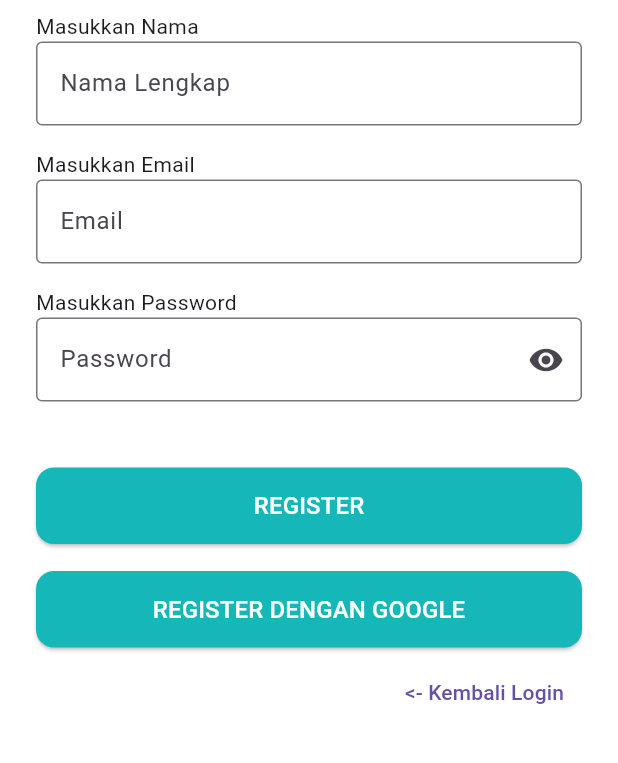
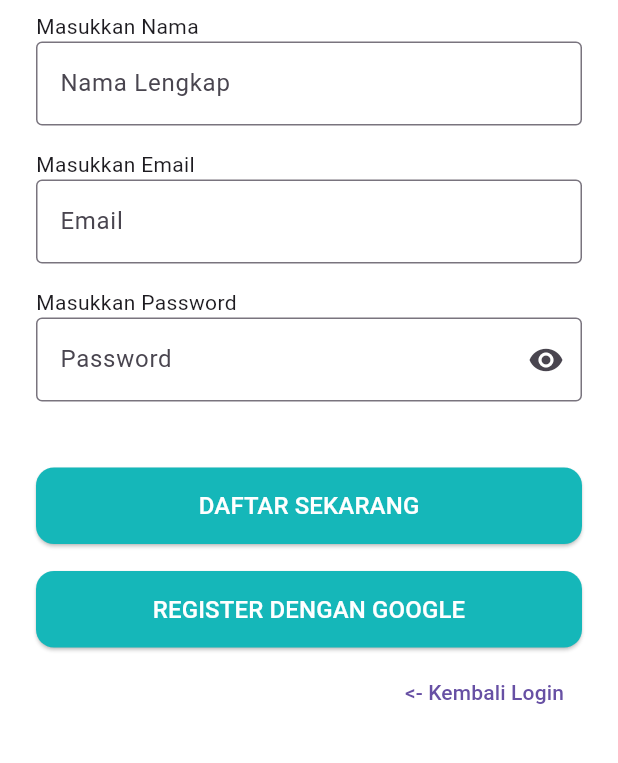
Before and after one commit to Zammil00/SiLunas, a Flutter app: the RegisterView screen opened by its route, on a phone screen of 412 x 824 dp, the part 458-1221 px from its top. Run offline on Flutter 3.47's test engine with Material 3 defaults, Android fonts, the light colour scheme and no system bars; our stand-ins replace flutter_dotenv, get, google_fonts, supabase_flutter; accounts and stored records are empty.

Commit message:
Update Logic Register

```diff
--- a/lib/app/modules/register/views/register_view.dart
+++ b/lib/app/modules/register/views/register_view.dart
@@ -60,6 +60,7 @@ class RegisterView extends GetView<RegisterController> {
                         Text("Masukkan Nama"),
                         TextField(
                           controller: controller.nameC,
+                          keyboardType: TextInputType.name,
                           decoration: InputDecoration(
                             border: OutlineInputBorder(),
                             hintText: 'Nama Lengkap',
@@ -69,6 +70,7 @@ class RegisterView extends GetView<RegisterController> {
                         Text("Masukkan Email"),
                         TextField(
                           controller: controller.emailC,
+                          keyboardType: TextInputType.emailAddress,
                           decoration: InputDecoration(
                             border: OutlineInputBorder(),
                             hintText: 'Email',
@@ -79,6 +81,7 @@ class RegisterView extends GetView<RegisterController> {
                         Obx(
                           () => TextField(
                             controller: controller.passC,
+                            keyboardType: TextInputType.visiblePassword,
                             obscureText: controller.isHide.value,
                             decoration: InputDecoration(
                               border: OutlineInputBorder(),
@@ -97,7 +100,8 @@ class RegisterView extends GetView<RegisterController> {
                       ],
                     ),
                     const SizedBox(height: 44),
-                    SizedBox(
+                    Obx(
+                      () => SizedBox(
                         width: double.infinity,
                         child: ElevatedButton(
                           style: ElevatedButton.styleFrom(
@@ -107,10 +111,15 @@ class RegisterView extends GetView<RegisterController> {
                               borderRadius: BorderRadius.circular(12),
                             ),
                           ),
-                        onPressed: () {},
-                        child: const Text(
-                          "REGISTER",
+                          onPressed: () {
+                            controller.register();
+                          },
+                          child: Text(
+                            controller.isLoading.isFalse
+                                ? "DAFTAR SEKARANG"
+                                : "LOADING...",
                             style: TextStyle(fontSize: 16, color: Colors.white),
+                          ),
                         ),
                       ),
                     ),
--- a/lib/main.dart
+++ b/lib/main.dart
@@ -14,8 +14,9 @@ void main() async {
   await dotenv.load(fileName: ".env");
 
   Supabase supabase = await Supabase.initialize(
-    url: dotenv.env['SUPABASE_URL'] ?? "",
-    anonKey: dotenv.env['SUPABASE_ANNON_KEY'] ?? "",
+    url: "https://vzidonrguobywxcyqczd.supabase.co",
+    anonKey:
+        "eyJhbGciOiJIUzI1NiIsInR5cCI6IkpXVCJ9.eyJpc3MiOiJzdXBhYmFzZSIsInJlZiI6InZ6aWRvbnJndW9ieXd4Y3lxY3pkIiwicm9sZSI6ImFub24iLCJpYXQiOjE3NTcyNDMwNzksImV4cCI6MjA3MjgxOTA3OX0.3U1JuRZHMelF5ZJHKBgoZmYCNy-y4CoTuhUqZq_gd8U",
   );
 
   if (kDebugMode) {
```
Also changed, not shown: lib/app/modules/register/controllers/register_controller.dart (+67 -2 lines). Lines whose indentation alone changed are shown as unchanged.
